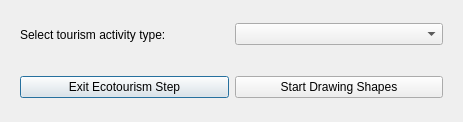
Above: cobi_loreto/Interview/selectecotourism.ui from Ecotrust/openoceanmap-desktop before the change. Below: the same form after it.
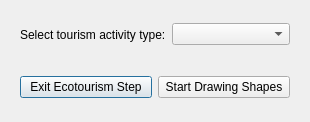
That is the form after the change.

```diff
--- a/cobi_loreto/Interview/selectecotourism.ui
+++ b/cobi_loreto/Interview/selectecotourism.ui
@@ -6,7 +6,7 @@
    <rect>
     <x>0</x>
     <y>0</y>
-    <width>463</width>
+    <width>281</width>
     <height>122</height>
    </rect>
   </property>
```
